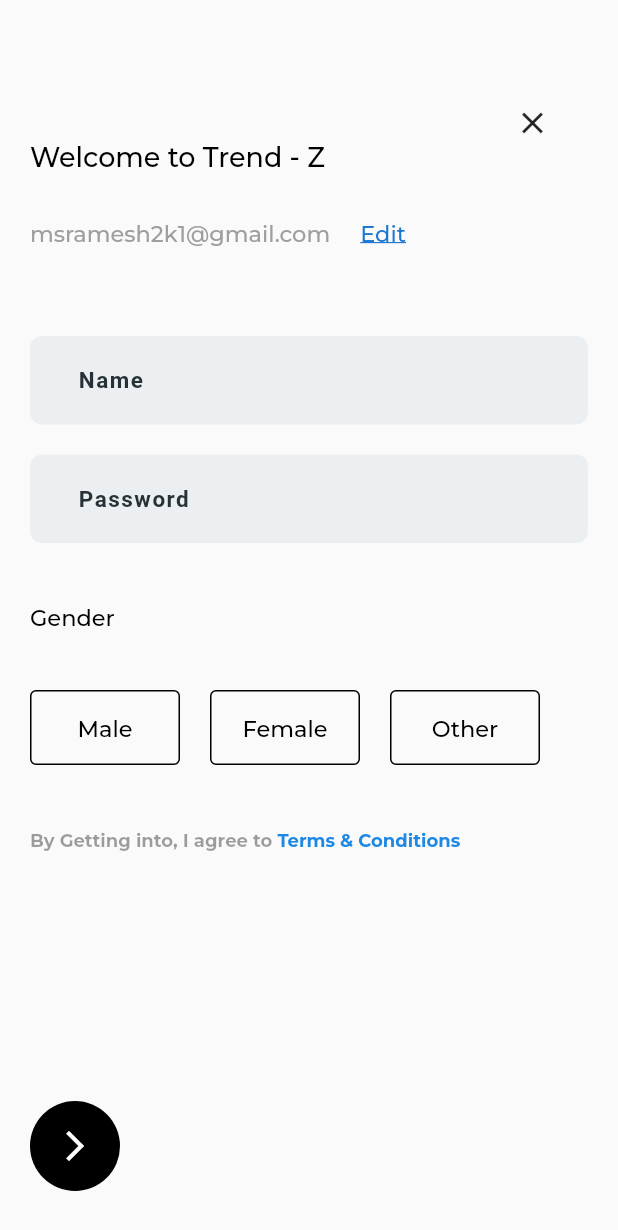
After one commit to msramesh2k1/Flutter-Ecommerce-App, a Flutter app: the RegisterScreen screen opened directly, on a phone screen of 412 x 824 dp. The commit adds this screen. Shown: the top 1230 px of the screen. Run offline on Flutter 3.47's test engine with Material 2 defaults, Android fonts, the phone set to English and light mode, and no system bars; our stand-ins replace cloud_firestore, firebase_auth, firebase_core, google_fonts, google_sign_in, sms_autofill; missing offline and left inert: flutter_facebook_auth; accounts and stored records are empty; network calls fail.

Commit message:
style : Register Screen

```diff
--- a/lib/Views/login_screen.dart
+++ b/lib/Views/login_screen.dart
@@ -5,6 +5,7 @@
 import 'package:google_fonts/google_fonts.dart';
 import 'package:provider/provider.dart';
 import 'package:trendz/Controllers/logincontroller.dart';
+import 'package:trendz/Views/register_screen.dart';
 
 import 'otp_screen.dart';
 
@@ -117,7 +118,10 @@
                           Provider.of<LoginController>(context, listen: false)
                               .checkIfEmailInUse(
                                   phonecontroller.text.toString())
-                              .then((value) => print(value));
+                              .then((value) =>  Navigator.push(context,
+                                  MaterialPageRoute(builder: (_) {
+                                return const RegisterScreen();
+                              })));
                         } else {
                           try {
                             Provider.of<LoginController>(context, listen: false)
--- /dev/null
+++ b/lib/Views/register_screen.dart
@@ -0,0 +1,294 @@
+import 'package:flutter/material.dart';
+import 'package:google_fonts/google_fonts.dart';
+
+class RegisterScreen extends StatefulWidget {
+  const RegisterScreen({Key? key}) : super(key: key);
+
+  @override
+  _RegisterScreenState createState() => _RegisterScreenState();
+}
+
+class _RegisterScreenState extends State<RegisterScreen> {
+  TextEditingController namecontroller = TextEditingController();
+  @override
+  Widget build(BuildContext context) {
+    return Scaffold(
+      body: Padding(
+        padding: const EdgeInsets.all(20.0),
+        child: Column(
+          crossAxisAlignment: CrossAxisAlignment.start,
+          children: [
+            const SizedBox(
+              height: 50,
+            ),
+            Row(
+              mainAxisAlignment: MainAxisAlignment.end,
+              children: [
+                Padding(
+                  padding: const EdgeInsets.only(right: 25.0),
+                  child: GestureDetector(
+                      onTap: () {
+                        Navigator.pop(context);
+                      },
+                      child: const Icon(Icons.clear)),
+                )
+              ],
+            ),
+            Text(
+              "Welcome to Trend - Z",
+              style: GoogleFonts.montserrat(
+                textStyle: const TextStyle(
+                    fontWeight: FontWeight.w500,
+                    color: Colors.black,
+                    fontSize: 18,
+                    letterSpacing: 0),
+              ),
+            ),
+            const SizedBox(
+              height: 30,
+            ),
+            Row(
+              children: [
+                Text(
+                  "msramesh2k1@gmail.com",
+                  style: GoogleFonts.montserrat(
+                    textStyle: const TextStyle(
+                        fontWeight: FontWeight.w500,
+                        color: Colors.grey,
+                        fontSize: 15,
+                        letterSpacing: 0),
+                  ),
+                ),
+                const SizedBox(
+                  width: 20,
+                ),
+                GestureDetector(
+                  onTap: () {
+                    Navigator.pop(context);
+                  },
+                  child: Text(
+                    "Edit",
+                    style: GoogleFonts.montserrat(
+                      textStyle: TextStyle(
+                          decoration: TextDecoration.underline,
+                          fontWeight: FontWeight.w500,
+                          color: Colors.blue.shade700,
+                          fontSize: 15,
+                          letterSpacing: 0),
+                    ),
+                  ),
+                ),
+              ],
+            ),
+            const SizedBox(
+              height: 40,
+            ),
+            Padding(
+              padding: const EdgeInsets.symmetric(horizontal: 0, vertical: 20),
+              child: Container(
+                decoration: BoxDecoration(
+                    borderRadius: BorderRadius.circular(8),
+                    color: Colors.blueGrey[50]),
+                child: Padding(
+                  padding: const EdgeInsets.only(left: 20.0),
+                  child: TextFormField(
+                    // textAlign: TextAlign.center,
+                    style: const TextStyle(
+                        color: Colors.black,
+                        fontWeight: FontWeight.bold,
+                        letterSpacing: 2),
+                    cursorColor: Colors.black,
+                    controller: namecontroller,
+                    decoration: InputDecoration(
+                        hintText: 'Name',
+                        hintStyle: TextStyle(
+                            letterSpacing: 1,
+                            fontWeight: FontWeight.bold,
+                            fontSize: 15,
+                            color: Colors.blueGrey[900]),
+                        enabledBorder: const OutlineInputBorder(
+                            borderSide: BorderSide(color: Colors.transparent)),
+                        focusedBorder: const OutlineInputBorder(
+                            borderSide: BorderSide(color: Colors.transparent))),
+                  ),
+                ),
+              ),
+            ),
+            Padding(
+              padding: const EdgeInsets.symmetric(horizontal: 0, vertical: 0),
+              child: Container(
+                decoration: BoxDecoration(
+                    borderRadius: BorderRadius.circular(8),
+                    color: Colors.blueGrey[50]),
+                child: Padding(
+                  padding: const EdgeInsets.only(left: 20.0),
+                  child: TextFormField(
+                    // textAlign: TextAlign.center,
+                    style: const TextStyle(
+                        color: Colors.black,
+                        fontWeight: FontWeight.bold,
+                        letterSpacing: 2),
+                    cursorColor: Colors.black,
+                    controller: namecontroller,
+                    decoration: InputDecoration(
+                        hintText: 'Password',
+                        hintStyle: TextStyle(
+                            letterSpacing: 1,
+                            fontWeight: FontWeight.bold,
+                            fontSize: 15,
+                            color: Colors.blueGrey[900]),
+                        enabledBorder: const OutlineInputBorder(
+                            borderSide: BorderSide(color: Colors.transparent)),
+                        focusedBorder: const OutlineInputBorder(
+                            borderSide: BorderSide(color: Colors.transparent))),
+                  ),
+                ),
+              ),
+            ),
+            const SizedBox(
+              height: 40,
+            ),
+            Text(
+              "Gender",
+              style: GoogleFonts.montserrat(
+                textStyle: const TextStyle(
+                    fontWeight: FontWeight.w500,
+                    color: Colors.black,
+                    fontSize: 15,
+                    letterSpacing: 0),
+              ),
+            ),
+            const SizedBox(
+              height: 40,
+            ),
+            Row(
+              children: [
+                Container(
+                  child: Center(
+                    child: Text(
+                      "Male",
+                      style: GoogleFonts.montserrat(
+                        textStyle: const TextStyle(
+                            fontWeight: FontWeight.w500,
+                            color: Colors.black,
+                            fontSize: 15,
+                            letterSpacing: 0),
+                      ),
+                    ),
+                  ),
+                  height: 50,
+                  width: 100,
+                  decoration: BoxDecoration(
+                      borderRadius: BorderRadius.circular(4),
+                      border: Border.all(
+                        color: Colors.black,
+                        width: 1,
+                      )),
+                ),
+                const SizedBox(
+                  width: 20,
+                ),
+                Container(
+                  child: Center(
+                    child: Text(
+                      "Female",
+                      style: GoogleFonts.montserrat(
+                        textStyle: const TextStyle(
+                            fontWeight: FontWeight.w500,
+                            color: Colors.black,
+                            fontSize: 15,
+                            letterSpacing: 0),
+                      ),
+                    ),
+                  ),
+                  height: 50,
+                  width: 100,
+                  decoration: BoxDecoration(
+                      borderRadius: BorderRadius.circular(4),
+                      border: Border.all(
+                        color: Colors.black,
+                        width: 1,
+                      )),
+                ),
+                const SizedBox(
+                  width: 20,
+                ),
+                Container(
+                  height: 50,
+                  width: 100,
+                  child: Center(
+                    child: Text(
+                      "Other",
+                      style: GoogleFonts.montserrat(
+                        textStyle: const TextStyle(
+                            fontWeight: FontWeight.w500,
+                            color: Colors.black,
+                            fontSize: 15,
+                            letterSpacing: 0),
+                      ),
+                    ),
+                  ),
+                  decoration: BoxDecoration(
+                      borderRadius: BorderRadius.circular(4),
+                      border: Border.all(
+                        color: Colors.black,
+                        width: 1,
+                      )),
+                ),
+                const SizedBox(
+                  width: 20,
+                ),
+              ],
+            ),
+            const SizedBox(
+              height: 20,
+            ),
+            Row(
+              mainAxisAlignment: MainAxisAlignment.start,
+              children: [
+                Text(
+                  "By Getting into, I agree to ",
+                  style: GoogleFonts.montserrat(
+                    textStyle: const TextStyle(
+                        fontWeight: FontWeight.bold,
+                        color: Colors.black38,
+                        fontSize: 12,
+                        letterSpacing: 0),
+                  ),
+                ),
+                Text(
+                  "Terms & Conditions",
+                  style: GoogleFonts.montserrat(
+                    textStyle: TextStyle(
+                        fontWeight: FontWeight.bold,
+                        color: Colors.blue.shade600,
+                        fontSize: 12,
+                        letterSpacing: 0),
+                  ),
+                ),
+                const SizedBox(
+                  height: 60,
+                )
+              ],
+            ),
+            Padding(
+                padding: const EdgeInsets.only(left: 0.0, right: 70.0),
+                child: Container()),
+            const Spacer(),
+            const CircleAvatar(
+              radius: 30,
+              child: Icon(
+                Icons.arrow_forward_ios,
+                color: Colors.white,
+              ),
+              backgroundColor: Colors.black,
+            ),
+            const SizedBox(
+              height: 10,
+            )
+          ],
+        ),
+      ),
+    );
+  }
+}
```
